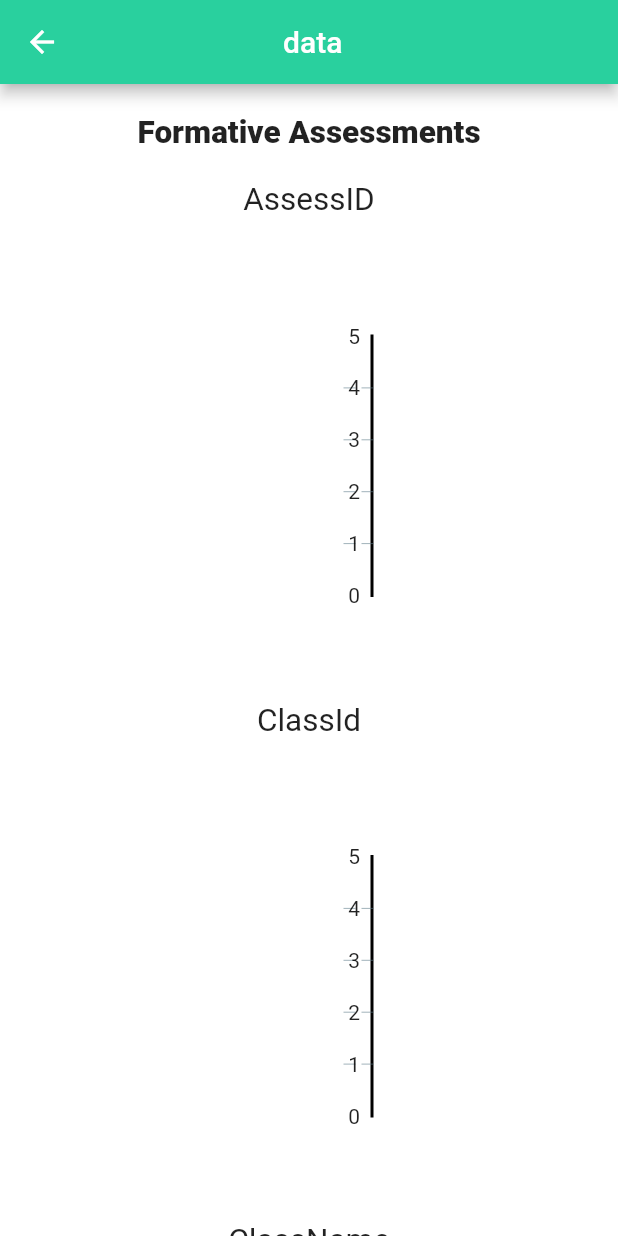
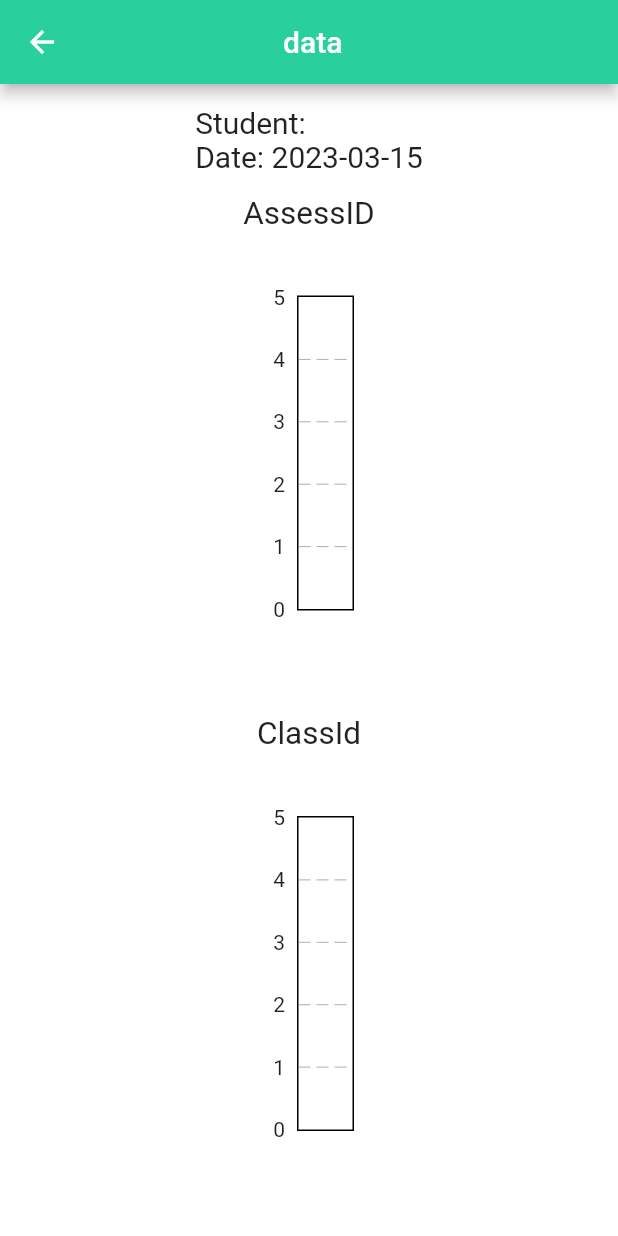
Before and after one commit to n1ghtbyte/Assessments-App, a Flutter app: the AstaSubGraph screen opened directly with empty values, on a phone screen of 412 x 824 dp. Run offline on Flutter 3.47's test engine with Material 2 defaults, Android fonts, the phone set to English and light mode, and no system bars; drawn by our look-alikes of fl_chart; our stand-ins replace cloud_firestore, firebase_auth, firebase_core, firebase_crashlytics, flutter_speed_dial, loader_overlay and 1 more; accounts and stored records are empty.

Commit message:
refactor: shows a container with summ info

```diff
--- a/lib/pages/Teacher/Classes/AstaSubGraph.dart
+++ b/lib/pages/Teacher/Classes/AstaSubGraph.dart
@@ -8,6 +8,7 @@ import 'package:assessments_app/InovWidgets/LegendWidget.dart';
 import 'package:intl/intl.dart';
 
 class AstaSubGraph extends StatefulWidget {
+  final Timestamp passedSummDate;
   final String passedLegitName;
   final String passedClassName;
   final String passedClassId;
@@ -17,6 +18,7 @@ class AstaSubGraph extends StatefulWidget {
 
   const AstaSubGraph(
       {Key? key,
+      required this.passedSummDate,
       required this.passedClassId,
       required this.passedClassName,
       required this.passedLegitName,
@@ -168,7 +170,6 @@ class _AstaSubGraphState extends State<AstaSubGraph> {
 
         print(widget.passedCompetences);
 
-        var flagCurr0 = true;
         double fakeIndex = 0;
         for (var ini in widget.passedCompetences.keys) {
           _bigData[ini] = [];
@@ -188,7 +189,7 @@ class _AstaSubGraphState extends State<AstaSubGraph> {
 
               print((foo['Created'] as Timestamp).toDate());
 
-              if (flagCurr0) {
+              if (_bigData[comp]!.isEmpty) {
                 _bigData[comp]?.add(DataItem(
                     index: _ind,
                     hash: indicatorToHash(indicator),
@@ -219,7 +220,6 @@ class _AstaSubGraphState extends State<AstaSubGraph> {
             helper = [];
           }
           fakeIndex++;
-          flagCurr0 = false;
         }
 
         inspect(_smallData);
@@ -254,11 +254,11 @@ class _AstaSubGraphState extends State<AstaSubGraph> {
           body: ListView(
             children: [
               Container(
-                padding: EdgeInsets.all(20),
+                alignment: Alignment.center,
+                padding: EdgeInsets.all(14.0),
                 child: Text(
-                  "Formative Assessments",
-                  style: TextStyle(fontSize: 21, fontWeight: FontWeight.w800),
-                  textAlign: TextAlign.center,
+                  "Student: ${widget.passedLegitName}\nDate: ${DateFormat('yyyy-MM-dd').format((widget.passedSummDate).toDate())}",
+                  style: TextStyle(fontSize: 20),
                 ),
               ),
               Column(
@@ -286,9 +286,10 @@ class _AstaSubGraphState extends State<AstaSubGraph> {
                           scrollDirection: Axis.horizontal,
                           child: Container(
                             padding: EdgeInsets.only(
-                                left: 20, right: 20, top: 55, bottom: 20),
+                                left: 20, right: 20, top: 20, bottom: 20),
                             height: 300,
-                            width: (_bigData[_comp]!.length * 200) +
+                            width: 100 +
+                                (_bigData[_comp]!.length * 200) +
                                 _smallData[_comp]!.length * 15,
                             child: BarChart(
                               BarChartData(
```
